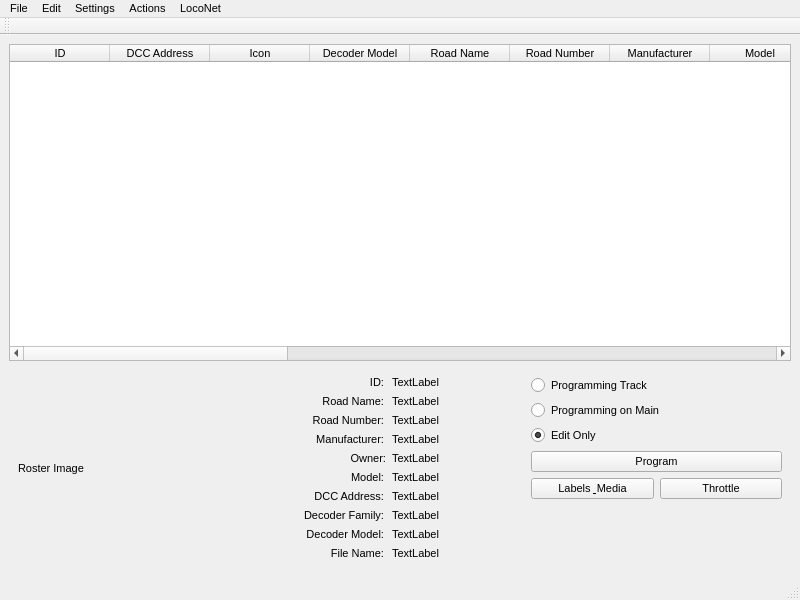
Before: the Qt Designer form libPr3/Roster/rosterframe.ui in allenck/DecoderPro_app, drawn with Qt 5.
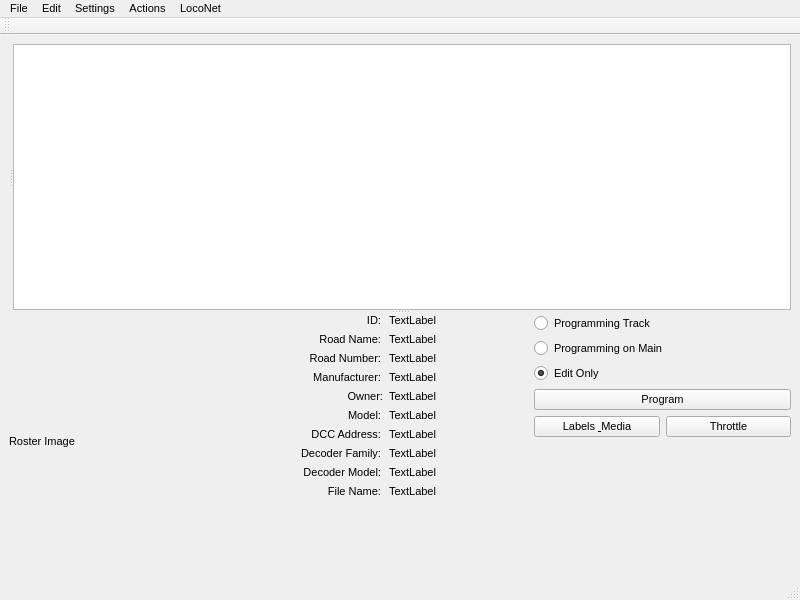
After: the same form once the commit is applied.

```diff
--- a/libPr3/Roster/rosterframe.ui
+++ b/libPr3/Roster/rosterframe.ui
@@ -19,87 +19,31 @@
    <string>Roster: All Entries</string>
   </property>
   <widget class="QWidget" name="centralwidget">
-   <layout class="QVBoxLayout" name="verticalLayout_2">
-    <item>
-     <layout class="QVBoxLayout" name="verticalLayout">
-      <item>
+   <layout class="QGridLayout" name="gridLayout_3">
+    <item row="0" column="0">
        <widget class="QSplitter" name="splitter">
         <property name="orientation">
          <enum>Qt::Vertical</enum>
         </property>
-        <widget class="QTableWidget" name="tableWidget">
-         <property name="columnCount">
-          <number>20</number>
-         </property>
-         <attribute name="horizontalHeaderStretchLastSection">
-          <bool>true</bool>
-         </attribute>
-         <column>
-          <property name="text">
-           <string>ID</string>
-          </property>
-         </column>
-         <column>
-          <property name="text">
-           <string>DCC Address</string>
-          </property>
-         </column>
-         <column>
-          <property name="text">
-           <string>Icon</string>
-          </property>
-         </column>
-         <column>
-          <property name="text">
-           <string>Decoder Model</string>
-          </property>
-         </column>
-         <column>
-          <property name="text">
-           <string>Road Name</string>
-          </property>
-         </column>
-         <column>
-          <property name="text">
-           <string>Road Number</string>
-          </property>
-         </column>
-         <column>
-          <property name="text">
-           <string>Manufacturer</string>
-          </property>
-         </column>
-         <column>
-          <property name="text">
-           <string>Model</string>
-          </property>
-         </column>
-         <column>
-          <property name="text">
-           <string>Owner</string>
-          </property>
-         </column>
-         <column>
-          <property name="text">
-           <string>Date Modified</string>
-          </property>
-         </column>
-         <column/>
-         <column/>
-         <column/>
-         <column/>
-         <column/>
-         <column/>
-         <column/>
-         <column/>
-         <column/>
-         <column/>
-        </widget>
-       </widget>
-      </item>
-     </layout>
-    </item>
+      <widget class="QSplitter" name="splitter_2">
+       <property name="orientation">
+        <enum>Qt::Horizontal</enum>
+       </property>
+       <widget class="QWidget" name="groupsPlaceholder" native="true">
+        <property name="sizePolicy">
+         <sizepolicy hsizetype="MinimumExpanding" vsizetype="MinimumExpanding">
+          <horstretch>0</horstretch>
+          <verstretch>0</verstretch>
+         </sizepolicy>
+        </property>
+        <layout class="QVBoxLayout" name="verticalLayout_2">
     <item>
+          <layout class="QVBoxLayout" name="verticalLayout"/>
+         </item>
+        </layout>
+       </widget>
+       <widget class="QTableView" name="rtable"/>
+      </widget>
      <widget class="QWidget" name="summaryPanel" native="true">
       <layout class="QGridLayout" name="gridLayout_4">
        <item row="0" column="2">
@@ -406,6 +350,7 @@
         </layout>
        </item>
       </layout>
+      </widget>
      </widget>
     </item>
    </layout>
```
Left out of the diff: 2 changed lines with no effect on the pictures. Lines whose indentation alone changed are shown as unchanged.
